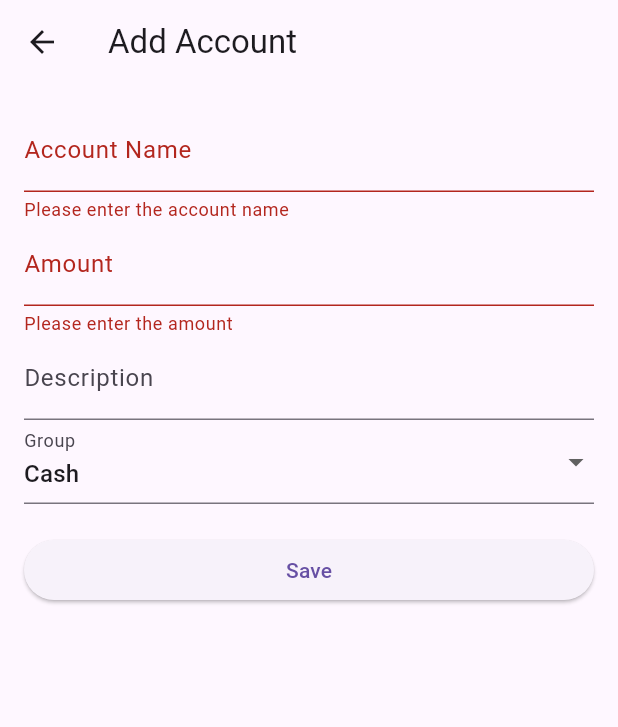
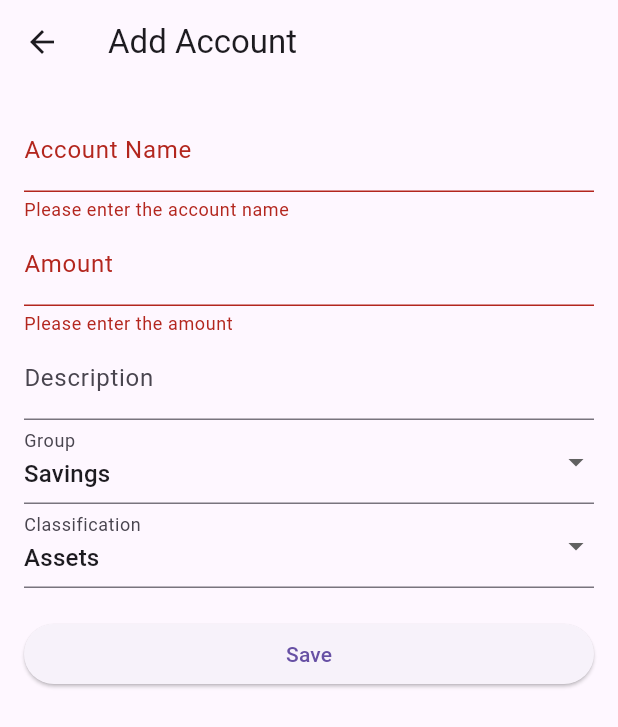
Before and after one commit to hayabr/Graduatioflutter3, a Flutter app: the AddAccount screen opened directly, after a tap on "Save", on a phone screen of 412 x 824 dp. Shown: the top 727 px of the screen. Run offline on Flutter 3.47's test engine with Material 3 defaults, Android fonts, the phone set to English and light mode, and no system bars; our stand-ins replace awesome_dialog, get.

Commit message:
Add files via upload

```diff
--- a/lib/app/Accounts/addAccounts.dart
+++ b/lib/app/Accounts/addAccounts.dart
@@ -18,7 +18,8 @@ class _AddAccountState extends State<AddAccount> {
   final TextEditingController _nameController = TextEditingController();
   final TextEditingController _amountController = TextEditingController();
   final TextEditingController _descriptionController = TextEditingController();
-  String _selectedGroup = 'Cash'; // القيمة الافتراضية للمجموعة
+  String _selectedGroup = 'Savings';
+  String _selectedClassification = 'Assets';
 
   Future<void> _addAccount() async {
     if (_formKey.currentState!.validate()) {
@@ -30,13 +31,14 @@ class _AddAccountState extends State<AddAccount> {
           "name": _nameController.text,
           "amount": _amountController.text,
           "description": _descriptionController.text,
+          "classification": _selectedClassification,
         });
 
         print("Raw Response: $response");
 
         if (response != null && response['status'] == "success") {
           Get.snackbar("Success", "Account added successfully");
-          Get.offAll(Accounts()); // الانتقال إلى صفحة Accounts بعد الإضافة
+          Get.offAll(Accounts()); // الانتقال إلى صفحة AccountsList بعد الإضافة
         } else {
           Get.snackbar("Error", "Failed to add account");
         }
@@ -87,17 +89,8 @@ class _AddAccountState extends State<AddAccount> {
               DropdownButtonFormField<String>(
                 value: _selectedGroup,
                 decoration: InputDecoration(labelText: 'Group'),
-                items: <String>[
-                  'Cash',
-                  'Card',
-                  'Debit Card',
-                  'Savings',
-                  'Investments',
-                  'Overdrafts',
-                  'Insurance',
-                  'Loan',
-                  'Others',
-                ].map<DropdownMenuItem<String>>((String value) {
+                items: <String>['Savings', 'Investments', 'Expenses']
+                    .map<DropdownMenuItem<String>>((String value) {
                   return DropdownMenuItem<String>(
                     value: value,
                     child: Text(value),
@@ -106,6 +99,22 @@ class _AddAccountState extends State<AddAccount> {
                 onChanged: (String? newValue) {
                   setState(() {
                     _selectedGroup = newValue!;
+                  });
+                },
+              ),
+              DropdownButtonFormField<String>(
+                value: _selectedClassification,
+                decoration: InputDecoration(labelText: 'Classification'),
+                items: <String>['Assets', 'Liabilities']
+                    .map<DropdownMenuItem<String>>((String value) {
+                  return DropdownMenuItem<String>(
+                    value: value,
+                    child: Text(value),
+                  );
+                }).toList(),
+                onChanged: (String? newValue) {
+                  setState(() {
+                    _selectedClassification = newValue!;
                   });
                 },
               ),
```
